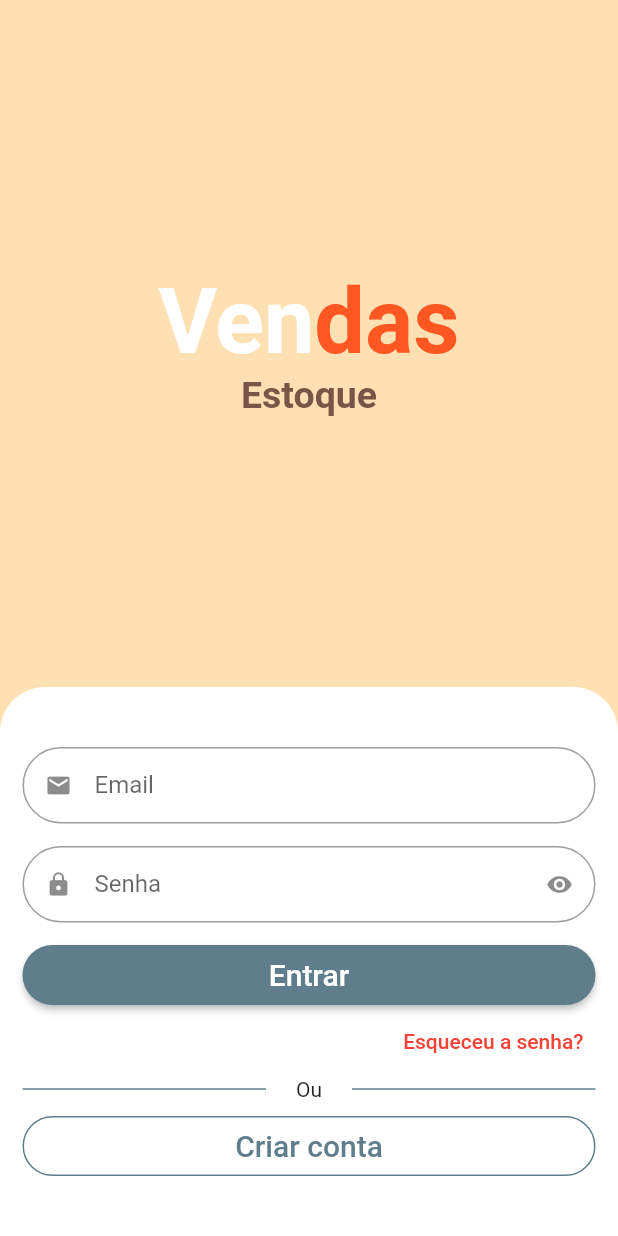
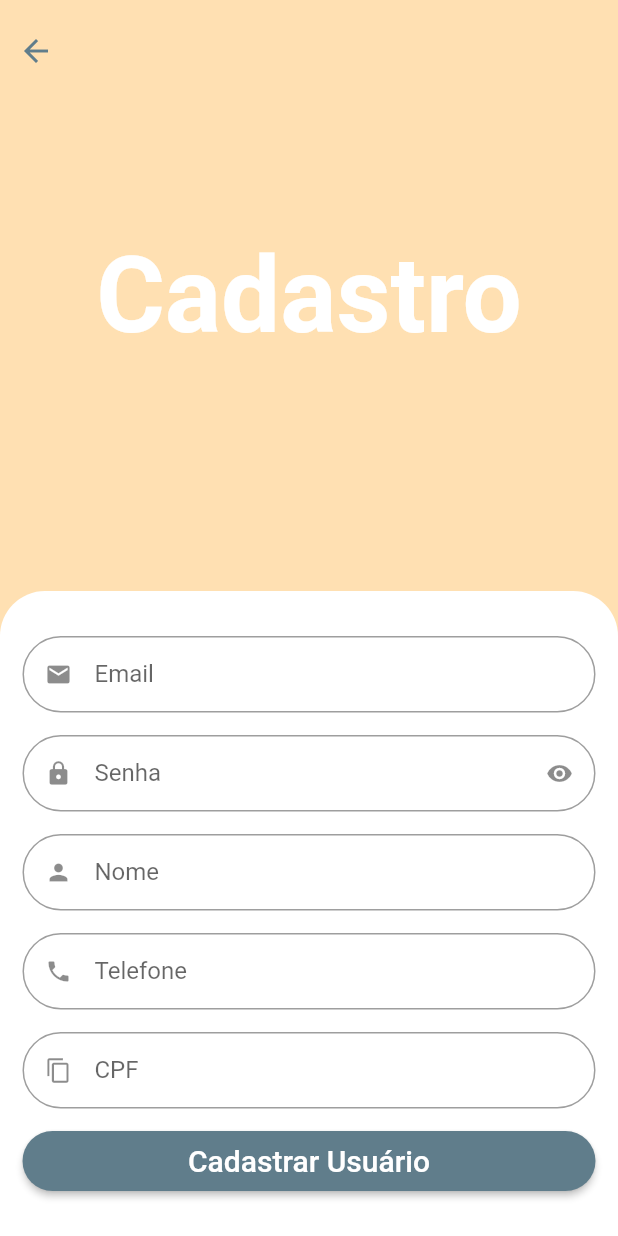
Before and after one commit to carlostoni/Flutter-Sales-App, a Flutter app: the screen it shows after launch, after a tap on "Criar conta", on a phone screen of 412 x 824 dp. Run offline on Flutter 3.47's test engine with Material 2 defaults, Android fonts, the light colour scheme and no system bars; drawn by our look-alikes of animated_text_kit; our stand-ins replace mask_text_input_formatter.

Commit message:
update 0.3

```diff
--- a/lib/src/auth/components/custom_text_field.dart
+++ b/lib/src/auth/components/custom_text_field.dart
@@ -1,9 +1,11 @@
 import 'package:flutter/material.dart';
+import 'package:flutter/services.dart';
 
 class CustomTextField extends StatefulWidget {
   final IconData icon;
   final String label;
   final bool isSecret;
+  final List<TextInputFormatter>? inputFormatters;
 
 
   const CustomTextField({
@@ -11,6 +13,7 @@ class CustomTextField extends StatefulWidget {
     required this.icon,
     required this.label,
     this.isSecret = false,
+    this.inputFormatters,
   }) : super(key: key);
 
   @override
@@ -33,6 +36,7 @@ class _CustomTextFieldState extends State<CustomTextField> {
     return Padding(
       padding: const EdgeInsets.only(bottom: 15),
       child: TextFormField(
+        inputFormatters: widget.inputFormatters,
         obscureText: isObscure,
         decoration: InputDecoration(
           prefixIcon: Icon(widget.icon),
--- a/lib/src/auth/sign_in_screen.dart
+++ b/lib/src/auth/sign_in_screen.dart
@@ -1,5 +1,7 @@
 import 'package:animated_text_kit/animated_text_kit.dart';
 import 'package:flutter/material.dart';
+import 'package:vendas/src/auth/sign_up_screen.dart';
+import 'package:vendas/src/config/custom_colors.dart';
 
 import 'components/custom_text_field.dart';
 
@@ -8,9 +10,15 @@ class SignInScreen extends StatelessWidget {
 
   @override
   Widget build(BuildContext context) {
+    final size = MediaQuery.of(context).size;
+
     return Scaffold(
-      backgroundColor: Colors.orange[100],
-      body: Column(
+      backgroundColor: CustomColors.customSwatchColor,
+      body: SingleChildScrollView(
+        child: SizedBox(
+          height: size.height,
+          width: size.width,
+          child: Column(
             children: [
               Expanded(
                 child: Column(
@@ -19,11 +27,11 @@ class SignInScreen extends StatelessWidget {
                     // Nome app // App name
                     Text.rich(
                       TextSpan(
-                    style: TextStyle(
-                      fontSize: 60,
+                        style: const TextStyle(
+                          fontSize: 70,
                         ),
                         children: [
-                      TextSpan(
+                          const TextSpan(
                             text: 'Ven',
                             style: TextStyle(
                               color: Colors.white,
@@ -33,7 +41,7 @@ class SignInScreen extends StatelessWidget {
                           TextSpan(
                             text: 'das',
                             style: TextStyle(
-                          color: Colors.deepOrange,
+                              color: CustomColors.customContrastColor,
                               fontWeight: FontWeight.bold,
                             ),
                           ),
@@ -42,7 +50,7 @@ class SignInScreen extends StatelessWidget {
                     ),
                     //Subtitulo //Subtitle
                     SizedBox(
-                  height: 30,
+                      height: 40,
                       child: DefaultTextStyle(
                         style: const TextStyle(
                           fontSize: 25,
@@ -67,7 +75,7 @@ class SignInScreen extends StatelessWidget {
               Container(
                 padding: const EdgeInsets.symmetric(
                   horizontal: 15,
-              vertical: 40,
+                  vertical: 30,
                 ),
                 decoration: const BoxDecoration(
                   color: Colors.white,
@@ -123,7 +131,7 @@ class SignInScreen extends StatelessWidget {
                     ),
                     //Dividir a tela
                     Padding(
-                  padding: const EdgeInsets.only(bottom: 10),
+                      padding: const EdgeInsets.only(bottom: 5),
                       child: Row(
                         children: [
                           Expanded(
@@ -133,7 +141,7 @@ class SignInScreen extends StatelessWidget {
                             ),
                           ),
                           const Padding(
-                        padding: EdgeInsets.symmetric(horizontal: 20),
+                            padding: EdgeInsets.symmetric(horizontal: 10),
                             child: Text('Ou'),
                           ),
                           Expanded(
@@ -159,7 +167,13 @@ class SignInScreen extends StatelessWidget {
                             color: Colors.blueGrey,
                           ),
                         ),
-                    onPressed: () {},
+                        onPressed: () {
+                          Navigator.of(context).push(
+                            MaterialPageRoute(builder: (c) {
+                              return SignUpScreen();
+                            }),
+                          );
+                        },
                         child: Text(
                           'Criar conta',
                           style: TextStyle(
@@ -173,6 +187,8 @@ class SignInScreen extends StatelessWidget {
               ),
             ],
           ),
+        ),
+      ),
     );
   }
 }
--- /dev/null
+++ b/lib/src/auth/sign_up_screen.dart
@@ -0,0 +1,126 @@
+import 'package:flutter/material.dart';
+import 'package:mask_text_input_formatter/mask_text_input_formatter.dart';
+import 'package:vendas/src/auth/components/custom_text_field.dart';
+import 'package:vendas/src/config/custom_colors.dart';
+
+class SignUpScreen extends StatelessWidget {
+   SignUpScreen({Key? key}) : super(key: key);
+
+  final cpfFormatter = MaskTextInputFormatter(
+    mask: '###.###.###-##',
+    filter: {'#': RegExp(r'[0-9]')},
+  );
+
+  final phoneFormatter = MaskTextInputFormatter(
+    mask: '## # ####-####',
+    filter: {'#': RegExp(r'[0-9]')},
+  );
+
+  @override
+  Widget build(BuildContext context) {
+    final size = MediaQuery.of(context).size;
+
+    return Scaffold(
+      backgroundColor: CustomColors.customSwatchColor,
+      body: SingleChildScrollView(
+        child: SizedBox(
+          height: size.height,
+          width: size.width,
+          child: Stack(
+            children: [
+              Column(
+                children: [
+                  const Expanded(
+                    child: Center(
+                      child: Text(
+                        'Cadastro',
+                        style: TextStyle(
+                          color: Colors.white,
+                          fontWeight: FontWeight.bold,
+                          fontSize: 70,
+                        ),
+                      ),
+                    ),
+                  ),
+                  // Formulario // Registration form
+                  Container(
+                    padding: const EdgeInsets.symmetric(
+                      horizontal: 15,
+                      vertical: 30,
+                    ),
+                    decoration: const BoxDecoration(
+                      color: Colors.white,
+                      borderRadius: BorderRadius.vertical(
+                        top: Radius.circular(30),
+                      ),
+                    ),
+                    child: Column(
+                      crossAxisAlignment: CrossAxisAlignment.stretch,
+                      children: [
+                        const CustomTextField(
+                          icon: Icons.email,
+                          label: 'Email',
+                        ),
+                        const CustomTextField(
+                          icon: Icons.lock,
+                          label: 'Senha',
+                          isSecret: true,
+                        ),
+                        const CustomTextField(
+                          icon: Icons.person,
+                          label: 'Nome',
+                        ),
+                         CustomTextField(
+                          icon: Icons.phone,
+                          label: 'Telefone',
+                          inputFormatters: [phoneFormatter],
+                        ),
+                         CustomTextField(
+                          icon: Icons.content_copy,
+                          label: 'CPF',
+                          inputFormatters: [cpfFormatter],
+                        ),
+                        SizedBox(
+                          height: 40,
+                          child: ElevatedButton(
+                            style: ElevatedButton.styleFrom(
+                              shape: RoundedRectangleBorder(
+                                borderRadius: BorderRadius.circular(40),
+                              ),
+                            ),
+                            onPressed: () {},
+                            child: const Text(
+                              'Cadastrar Usuário',
+                              style: TextStyle(
+                                fontSize: 20,
+                              ),
+                            ),
+                          ),
+                        ),
+                      ],
+                    ),
+                  ),
+                ],
+              ),
+              Positioned(
+                top: 10,
+                left: 0,
+                child: SafeArea(
+                  child: IconButton(
+                    onPressed: () {
+                      Navigator.of(context).pop();
+                    },
+                    icon: const Icon(
+                      Icons.arrow_back,
+                      color: Colors.blueGrey,
+                    ),
+                  ),
+                ),
+              ),
+            ],
+          ),
+        ),
+      ),
+    );
+  }
+}
--- /dev/null
+++ b/lib/src/config/custom_colors.dart
@@ -0,0 +1,22 @@
+import 'package:flutter/material.dart';
+
+Map<int, Color> _swatchOpacity = {
+  50: const Color.fromRGBO(255, 240, 178, 0.1),
+  100: const Color.fromRGBO(255, 240, 178, 0.2),
+  200: const Color.fromRGBO(255, 240, 178, 0.3),
+  300: const Color.fromRGBO(255, 240, 178, 0.4),
+  400: const Color.fromRGBO(255, 240, 178, 0.5),
+  500: const Color.fromRGBO(255, 240, 178, 0.6),
+  600: const Color.fromRGBO(255, 240, 178, 0.7),
+  700: const Color.fromRGBO(255, 240, 178, 0.8),
+  800: const Color.fromRGBO(255, 240, 178, 0.9),
+  900: const Color.fromRGBO(255, 240, 178, 1),
+
+};
+
+abstract class CustomColors {
+  static Color customContrastColor = Colors.deepOrange;
+
+  static MaterialColor customSwatchColor =
+  MaterialColor(0xFFFFE0B2, _swatchOpacity);
+}
--- a/pubspec.yaml
+++ b/pubspec.yaml
@@ -29,6 +29,7 @@ dependencies:
   # Use with the CupertinoIcons class for iOS style icons.
   cupertino_icons: ^1.0.2
   animated_text_kit: any
+  mask_text_input_formatter: ^2.4.0
 
 dev_dependencies:
   flutter_test:
```
Also changed, not shown: pubspec.lock. Lines whose indentation alone changed are shown as unchanged.
